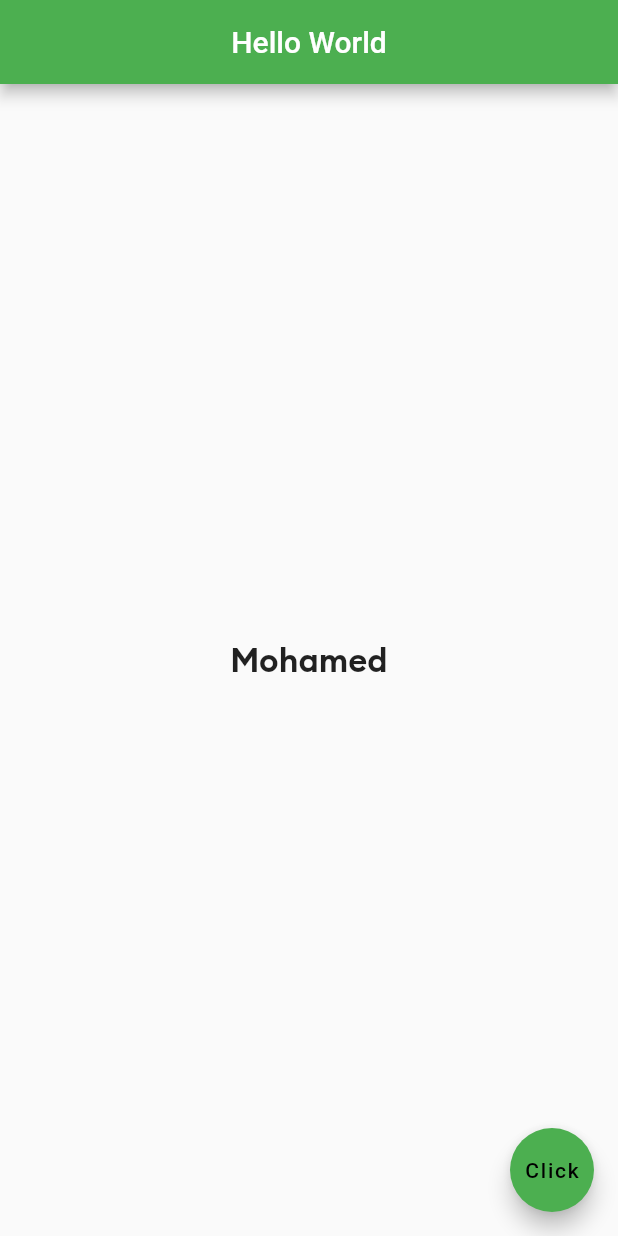
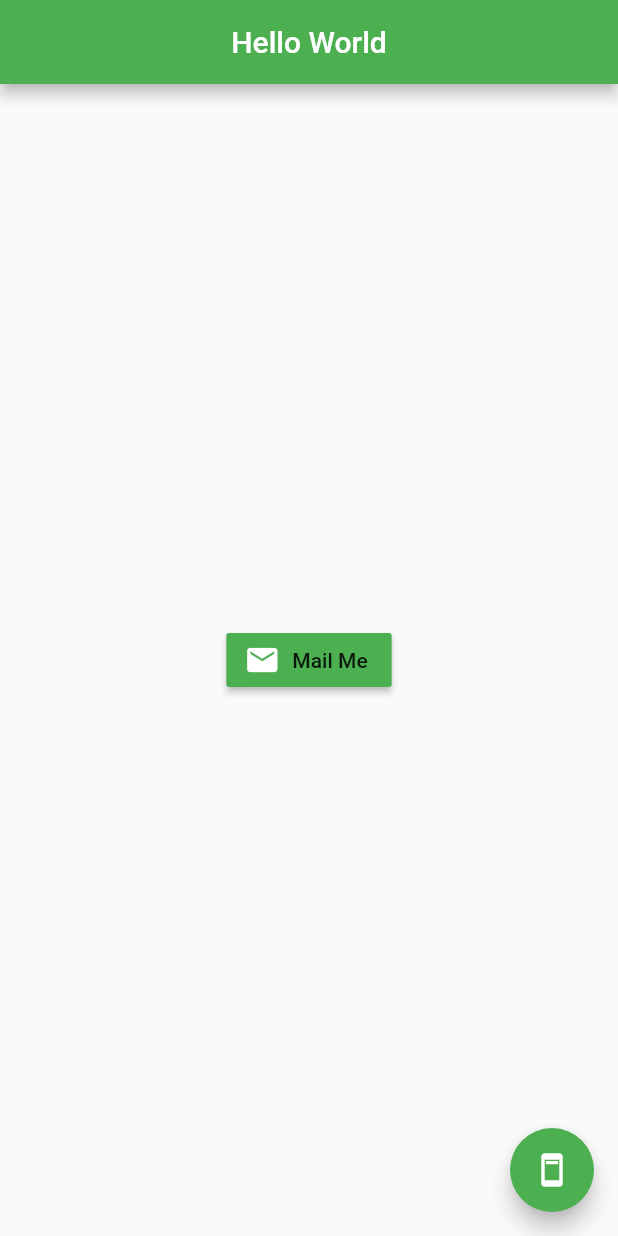
Before and after one commit to harbouli/Flutter, a Flutter app: the screen it shows after launch, on a phone screen of 412 x 824 dp. Run offline on Flutter 3.47's test engine with Material 2 defaults, Android fonts, the phone set to English and light mode, and no system bars.

Commit message:
Icons And Buttons

```diff
--- a/lib/main.dart
+++ b/lib/main.dart
@@ -16,24 +16,39 @@ class MyApp extends StatelessWidget {
           ),
           centerTitle: true,
         ),
-        body: const Center(
-          child: Text(
-            'Mohamed',
-            style: TextStyle(
-                fontSize: 22,
-                fontWeight: FontWeight.w600,
-                fontFamily: 'Euclid Circular B'),
+        body: Center(
+          child: RaisedButton.icon(
+            color: Colors.green,
+            onPressed: () {
+              print('Send Mail');
+            },
+            icon: const Icon(
+              Icons.mail,
+              color: Colors.white,
+            ),
+            label: const Text(
+              'Mail Me',
+              // style:tColors.accents,
+            ),
           ),
         ),
         floatingActionButton: const FloatingActionButton(
           onPressed: null,
           backgroundColor: Colors.green,
-          child: Text('Click',
-              style: TextStyle(
-                color: Colors.black,
-              )),
+          child: Icon(
+            Icons.ad_units,
+          ),
         ),
       ),
     );
   }
 }
+
+// class NewW extends StatelessWidget {
+//   const NewW({Key? key}) : super(key: key);
+
+//   @override
+//   Widget build(BuildContext context) {
+//     return Container();
+//   }
+// }
```
